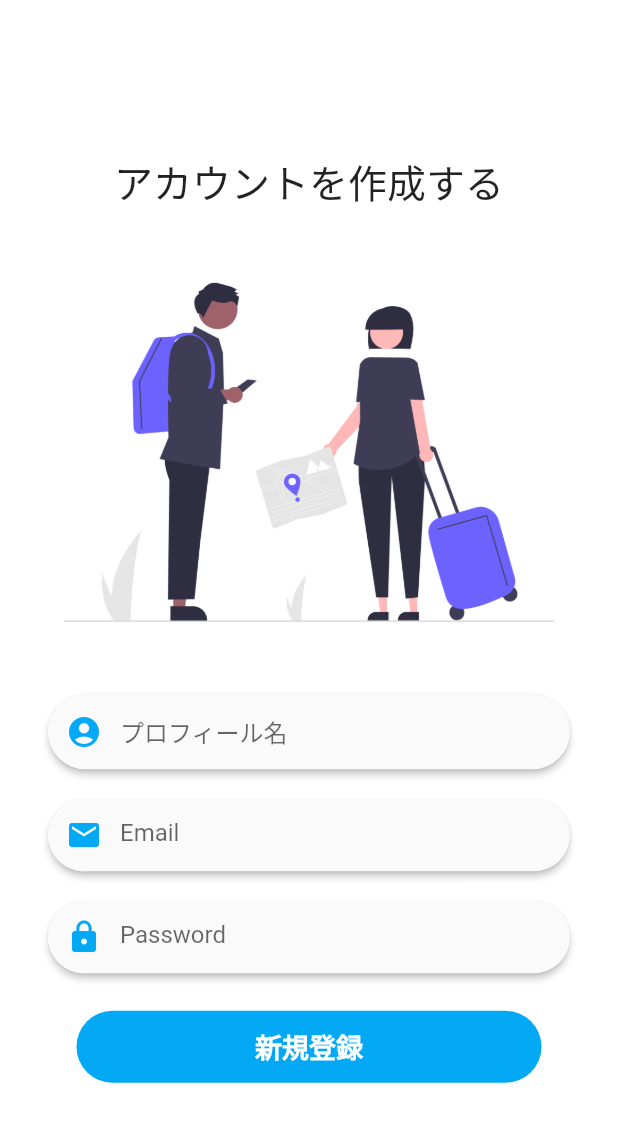
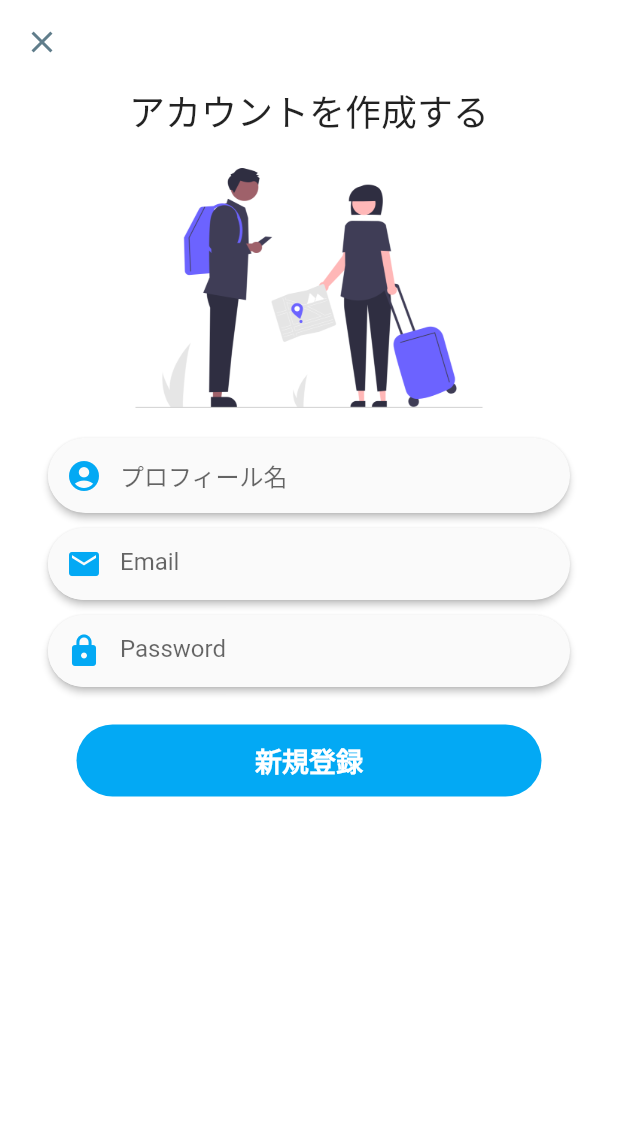
Before and after one commit to 1-eyeddd/flutter_book_memo, a Flutter app: the screen it shows after launch, after a tap on "ログイン", after a tap on "新規登録", on a phone screen of 412 x 824 dp. Shown: the top 1122 px of the screen. Run offline on Flutter 3.47's test engine with Material 2 defaults, Android fonts, the phone set to English and light mode, and no system bars; our stand-ins replace cloud_firestore, email_validator, firebase_auth, firebase_core, flutter_local_notifications, timezone and 1 more; accounts and stored records are empty.

Commit message:
Move Auth files

```diff
--- a/lib/main.dart
+++ b/lib/main.dart
@@ -1,17 +1,17 @@
 import 'package:flutter/material.dart';
+import 'package:provider/provider.dart';
+import 'package:firebase_core/firebase_core.dart';
 import 'package:flutter_portfolio/util/local_notification.dart';
 import 'package:flutter_portfolio/widgets/auth/auth_check.dart';
-import 'package:flutter_portfolio/widgets/auth/sign_in/sign_in_view_model.dart';
-import 'package:flutter_portfolio/widgets/auth/sign_up/sign_up_view_model.dart';
+import 'package:flutter_portfolio/widgets/screens/home/home_view_model.dart';
 import 'package:flutter_portfolio/widgets/screens/add_book/add_book_view_model.dart';
 import 'package:flutter_portfolio/widgets/screens/add_memo/add_memo_view_model.dart';
+import 'package:flutter_portfolio/widgets/screens/sign_in/sign_in_view_model.dart';
+import 'package:flutter_portfolio/widgets/screens/sign_up/sign_up_view_model.dart';
 import 'package:flutter_portfolio/widgets/screens/edit_memo/edit_memo_view_model.dart';
-import 'package:firebase_core/firebase_core.dart';
-import 'package:flutter_portfolio/widgets/screens/home/home_view_model.dart';
 import 'package:flutter_portfolio/widgets/screens/memo_detail/memo_detail_view_model.dart';
 import 'package:flutter_portfolio/widgets/screens/memo_list/memo_list_view_model.dart';
 import 'package:flutter_portfolio/widgets/screens/my_page/my_page_view_model.dart';
-import 'package:provider/provider.dart';
 
 void main() async {
   WidgetsFlutterBinding.ensureInitialized();
@@ -21,6 +21,8 @@ void main() async {
   await LocalNotification.initialize();
   runApp(MyApp());
 }
+
+final RouteObserver<PageRoute> routeObserver = new RouteObserver<PageRoute>();
 
 class MyApp extends StatelessWidget {
   Widget build(BuildContext context) {
@@ -45,7 +47,7 @@ class MyApp extends StatelessWidget {
             create: (_) => SignUpViewModel()),
       ],
       child: MaterialApp(
-        title: 'Flutter Demo',
+        navigatorObservers: <NavigatorObserver>[routeObserver],
         debugShowCheckedModeBanner: false,
         theme: ThemeData(
           primarySwatch: Colors.blue,
--- a/lib/widgets/auth/auth_check.dart
+++ b/lib/widgets/auth/auth_check.dart
@@ -1,7 +1,7 @@
 import 'package:flutter/material.dart';
 import 'package:flutter_portfolio/models/service/user_service.dart';
-import 'package:flutter_portfolio/widgets/auth/sign_in/sign_in_screen.dart';
 import 'package:flutter_portfolio/widgets/screens/home/home_screen.dart';
+import 'package:flutter_portfolio/widgets/screens/sign_in/sign_in_screen.dart';
 
 class AuthCheck extends StatelessWidget {
   @override
--- a/lib/widgets/screens/add_book/add_book_view_model.dart
+++ b/lib/widgets/screens/add_book/add_book_view_model.dart
@@ -8,17 +8,18 @@ enum AddBookTextFieldValidateType {
 }
 
 class AddBookViewModel extends ChangeNotifier {
+  final textController = TextEditingController();
+  final urlController = TextEditingController();
+
   //タップして本が追加される
   void onPressdAddBook({
     @required BuildContext context,
-    @required String title,
-    @required String imageUrl,
   }) {
     final user = UserService.getUserInfo().uid;
     BookDao.addBook(
       userId: user,
-      title: title,
-      imageUrl: imageUrl,
+      title: textController.text,
+      imageUrl: urlController.text,
     );
     Navigator.of(context).pop();
   }
--- a/lib/widgets/screens/add_memo/add_memo_screen.dart
+++ b/lib/widgets/screens/add_memo/add_memo_screen.dart
@@ -5,7 +5,11 @@ import 'add_memo_view_model.dart';
 class AddMemoScreen extends StatelessWidget {
   final String bookId;
   final String title;
-  AddMemoScreen({Key key, @required this.bookId, this.title}) : super(key: key);
+  AddMemoScreen({
+    Key key,
+    @required this.bookId,
+    this.title,
+  }) : super(key: key);
   @override
   Widget build(BuildContext context) {
     return Scaffold(
--- a/lib/widgets/auth/sign_in/sign_in_screen.dart
+++ b/lib/widgets/screens/sign_in/sign_in_screen.dart
@@ -1,8 +1,8 @@
 import 'package:flutter/material.dart';
-import 'package:flutter_portfolio/widgets/auth/sign_in/sign_in_view_model.dart';
-import 'package:flutter_portfolio/widgets/auth/sign_up/sign_up_view_model.dart';
+import 'package:flutter_portfolio/widgets/screens/sign_in/sign_in_view_model.dart';
+import 'package:provider/provider.dart';
 
-import 'package:provider/provider.dart';
+// TODO: Statelessで良い
 
 class SignInScreen extends StatefulWidget {
   SignInScreen({Key key}) : super(key: key);
@@ -12,6 +12,7 @@ class SignInScreen extends StatefulWidget {
 }
 
 class _SignInScreenState extends State<SignInScreen> {
+  // TODO: ViewModelでかく
   final _emailFormkey = GlobalKey<FormState>();
   final _passwordFormkey = GlobalKey<FormState>();
 
@@ -19,11 +20,10 @@ class _SignInScreenState extends State<SignInScreen> {
   Widget build(BuildContext context) {
     return Scaffold(
       backgroundColor: Colors.white,
-      body: ListView(
+      body: Column(
         children: <Widget>[
-          Padding(
-            padding: const EdgeInsets.only(top: 18),
-            child: Center(
+          SizedBox(height: 10),
+          Center(
             child: Column(
               children: <Widget>[
                 Text(
@@ -36,9 +36,9 @@ class _SignInScreenState extends State<SignInScreen> {
               ],
             ),
           ),
-          ),
           Container(
             child: Image.asset('images/login_page.png'),
+            height: 250,
           ),
           Form(
             key: _emailFormkey,
@@ -71,17 +71,11 @@ class _SignInScreenState extends State<SignInScreen> {
                     inputText: text,
                     type: SignInTextFieldValidateType.email,
                   ),
-                  onSaved: (value) {
-                    Provider.of<SignInViewModel>(context).emailController.text =
-                        value;
-                  },
                 ),
               ),
             ),
           ),
-          SizedBox(
-            height: 20,
-          ),
+          SizedBox(height: 20),
           Form(
             key: _passwordFormkey,
             child: Padding(
@@ -113,11 +107,6 @@ class _SignInScreenState extends State<SignInScreen> {
                     inputText: text,
                     type: SignInTextFieldValidateType.password,
                   ),
-                  onSaved: (value) {
-                    Provider.of<SignInViewModel>(context)
-                        .passwordController
-                        .text = value;
-                  },
                 ),
               ),
             ),
@@ -129,7 +118,9 @@ class _SignInScreenState extends State<SignInScreen> {
                 padding: const EdgeInsets.symmetric(
                   vertical: 12,
                 ),
+                child: Center(
                   child: Text(value.signInErrorString),
+                ),
               );
             }
             return SizedBox(
@@ -143,6 +134,7 @@ class _SignInScreenState extends State<SignInScreen> {
                   borderRadius: BorderRadius.all(Radius.circular(100)),
                   color: Colors.lightBlue),
               child: FlatButton(
+                minWidth: 310,
                 child: Text(
                   "ログイン",
                   style: TextStyle(
@@ -150,6 +142,7 @@ class _SignInScreenState extends State<SignInScreen> {
                       fontWeight: FontWeight.w700,
                       fontSize: 18),
                 ),
+                // TODO: ViewModelにかこう
                 onPressed: () {
                   final isEmailValue = _emailFormkey.currentState.validate();
                   final isPasswordValue =
--- a/lib/widgets/auth/sign_in/sign_in_view_model.dart
+++ b/lib/widgets/screens/sign_in/sign_in_view_model.dart
@@ -1,8 +1,7 @@
 import 'package:email_validator/email_validator.dart';
-import 'package:firebase_auth/firebase_auth.dart';
 import 'package:flutter/material.dart';
 import 'package:flutter_portfolio/models/service/user_service.dart';
-import 'package:flutter_portfolio/widgets/auth/sign_up/sign_up_screen.dart';
+import 'package:flutter_portfolio/widgets/screens/sign_up/sign_up_screen.dart';
 
 enum SignInTextFieldValidateType {
   email,
@@ -16,8 +15,6 @@ class SignInViewModel extends ChangeNotifier {
   String _signInErrorString = '';
 
   String get signInErrorString => _signInErrorString;
-
-  final formKey = new GlobalKey<FormState>();
 
   //サインイン
   void onPressedSignIn({
--- a/lib/widgets/auth/sign_up/sign_up_screen.dart
+++ b/lib/widgets/screens/sign_up/sign_up_screen.dart
@@ -1,6 +1,7 @@
 import 'package:flutter/material.dart';
-import 'package:flutter_portfolio/widgets/auth/sign_up/sign_up_view_model.dart';
+import 'package:flutter_portfolio/widgets/screens/sign_up/sign_up_view_model.dart';
 import 'package:provider/provider.dart';
+import '../../../main.dart';
 
 class SignUpScreen extends StatefulWidget {
   SignUpScreen({Key key}) : super(key: key);
@@ -8,16 +9,37 @@ class SignUpScreen extends StatefulWidget {
   _SignUpScreenScreenState createState() => _SignUpScreenScreenState();
 }
 
-class _SignUpScreenScreenState extends State<SignUpScreen> {
+class _SignUpScreenScreenState extends State<SignUpScreen> with RouteAware {
+  // TODO:　ViewModelに
   final _emailFormkey = GlobalKey<FormState>();
   final _passwordFormkey = GlobalKey<FormState>();
 
   @override
+  void didChangeDependencies() {
+    super.didChangeDependencies();
+    routeObserver.subscribe(this, ModalRoute.of(context));
+  }
+
+  @override
+  void dispose() {
+    routeObserver.unsubscribe(this);
+    super.dispose();
+  }
+
+  void didPop() {
+    Provider.of<SignUpViewModel>(context, listen: false).resetTextField();
+  }
+
+  @override
   Widget build(BuildContext context) {
     return Scaffold(
+      appBar: AppBar(
+        backgroundColor: Colors.white,
+        elevation: 0.0,
+        iconTheme: IconThemeData(color: Colors.blueGrey),
+      ),
       backgroundColor: Colors.white,
       body: Column(
-        mainAxisAlignment: MainAxisAlignment.center,
         children: <Widget>[
           Column(
             children: <Widget>[
@@ -25,19 +47,16 @@ class _SignUpScreenScreenState extends State<SignUpScreen> {
                 "アカウントを作成する",
                 style: TextStyle(
                   fontWeight: FontWeight.w500,
-                  fontSize: 26.0,
+                  fontSize: 24.0,
                 ),
               ),
             ],
           ),
-          Padding(
-            padding: const EdgeInsets.only(top: 20.0),
-            child: Container(
-              child: Image.asset('images/sign_up.png'),
+          Container(
+            child: Image.asset(
+              'images/sign_up.png',
+              height: 200,
             ),
-          ),
-          SizedBox(
-            height: 20,
           ),
           Padding(
             padding: EdgeInsets.symmetric(horizontal: 32),
@@ -64,9 +83,7 @@ class _SignUpScreenScreenState extends State<SignUpScreen> {
               ),
             ),
           ),
-          SizedBox(
-            height: 20,
-          ),
+          SizedBox(height: 10),
           Form(
             key: _emailFormkey,
             child: Padding(
@@ -106,7 +123,7 @@ class _SignUpScreenScreenState extends State<SignUpScreen> {
             ),
           ),
           SizedBox(
-            height: 20,
+            height: 10,
           ),
           Form(
             key: _passwordFormkey,
@@ -155,7 +172,9 @@ class _SignUpScreenScreenState extends State<SignUpScreen> {
                 padding: const EdgeInsets.symmetric(
                   vertical: 12,
                 ),
-                child: Text(value.signUpErrorString),
+                child: Center(
+                  child: Text(value.signUpErrorString),
+                ),
               );
             }
             return SizedBox(
--- a/lib/widgets/auth/sign_up/sign_up_view_model.dart
+++ b/lib/widgets/screens/sign_up/sign_up_view_model.dart
@@ -1,9 +1,7 @@
 import 'package:email_validator/email_validator.dart';
-import 'package:firebase_auth/firebase_auth.dart';
 import 'package:flutter/material.dart';
 import 'package:flutter_portfolio/models/dao/users/user_dao.dart';
 import 'package:flutter_portfolio/models/service/user_service.dart';
-import 'package:tuple/tuple.dart';
 
 enum SignUpTextFieldValidateType {
   email,
@@ -11,6 +9,9 @@ enum SignUpTextFieldValidateType {
 }
 
 class SignUpViewModel extends ChangeNotifier {
+  final _emailFormkey = GlobalKey<FormState>();
+  final _passwordFormkey = GlobalKey<FormState>();
+
   final nameController = TextEditingController();
   final emailController = TextEditingController();
   final passwordController = TextEditingController();
@@ -70,4 +71,11 @@ class SignUpViewModel extends ChangeNotifier {
       return null;
     }
   }
+
+  //popした際にTextFieldの中をリセット
+  void resetTextField() {
+    nameController.text = '';
+    emailController.text = '';
+    passwordController.text = '';
+  }
 }
```
Also changed, not shown: lib/widgets/screens/add_book/add_book_screen.dart (+27 -17 lines), lib/widgets/screens/home/home_screen.dart (+8 -3 lines), lib/widgets/screens/memo_list/memo_list_screen.dart (+21 -8 lines), lib/widgets/screens/my_page/my_page_screen.dart (+6 -3 lines), lib/widgets/screens/my_page/my_page_view_model.dart (+5 -5 lines). Lines whose indentation alone changed are shown as unchanged.
